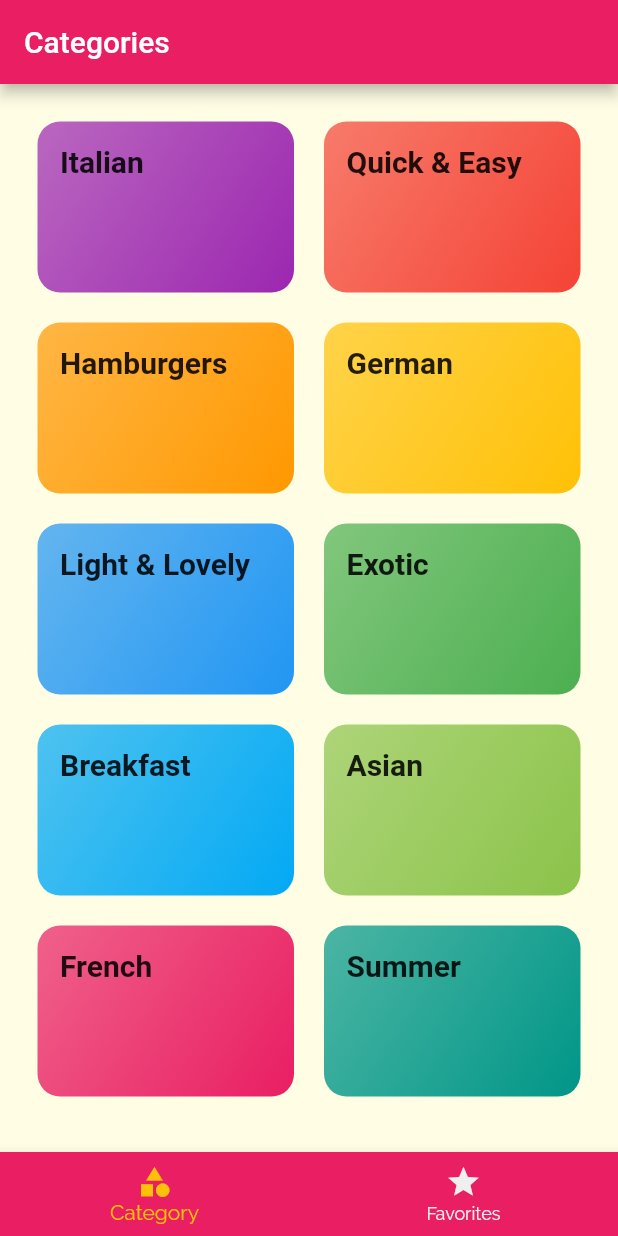
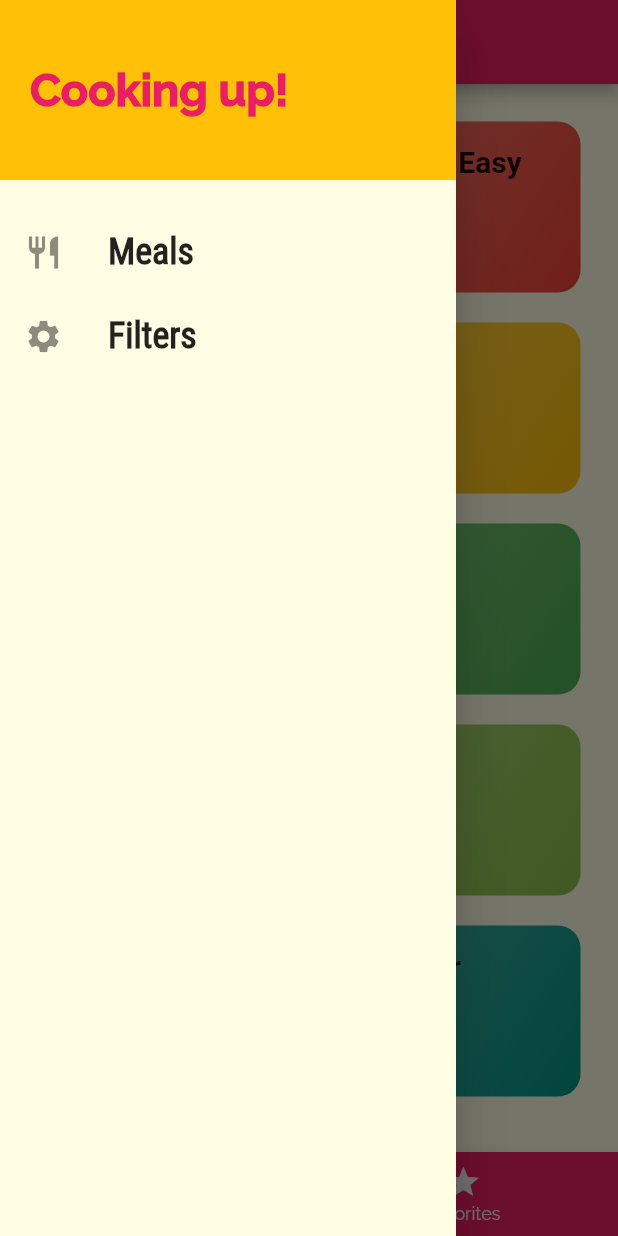
Before and after one commit to Ammar-JT/meals_app, a Flutter app: the screen it shows after launch, with the side drawer open (before the commit the screen has no drawer), on a phone screen of 412 x 824 dp. Run offline on Flutter 3.47's test engine with Material 2 defaults, Android fonts, the phone set to English and light mode, and no system bars; Roboto replaces fonts that are missing (RobotCondensed).

Commit message:
Lesson 8: Drawer + replacing pages (instead of pushing to the stack of pages)

```diff
--- a/lib/main.dart
+++ b/lib/main.dart
@@ -1,29 +1,20 @@
-// Lesson 7: TabBar to Appbar + Bottom TabBar
+// Lesson 8: Drawer + replacing pages (instead of pushing to the stack of pages)
 
-// Adding TabBar to Appbar:
-//    - use DefaultTabController(Scaffold(AppBar(Tabar[tab1, tab2]))) <<<not the exact syntax but the exact order
-//    - DefaultTabController + AppBar & tabs + TabBarView = are connect by default behind the scene
-//    .. so when you click on a tab the tabBarView will respond, all that happend under the DefaultTabController
-//    - Add your screens in TabBarView
-//    - now make the default screen route here: TabsScreen instead of CategoriesScreen
-//    - Now you can delete the Scaffold in CategoriesScreen, cuz the real boss screen here is the TabsScreen ;)
+//Drawer:
+//    - you can make a drawer very simply, under any Scaffold put Drawer: Scaffold(drawer:...)
+//    - we made a widget for the drawer, so it will be reusable in any screen
+//    - the drawer in this lesson is used in tabs_screen
+//    - no need to explain the logic, it's very simple, go and see it in main_drawer
 
-// Bottom TabBar:
-//    - in tabs_screen stateful widget
-//    - in tabs_screen remove DefaultTabController() and use a scaffold directally
-//    - use Scaffold(,,BottomNavigationBar(items[BottomNavigationBarItem1,DefaultTabController2]))
-//
-//    - unlike the top AppBar, nothing automatic here, there is no DefaultTabController()!!!
-//    - the tapbar must have onTab, and the logic is manual!
-//    - you have to make a function to switch between screens, and you must you setState() on it!
-//    - you should use list of map to pass data to the BottomNavigationBar (screens widget + titles)
-//
-//    - all the logic will be found on tabs_screen.dart
+// replacing pages (instead of pushing to the stack of pages):
+//      - simply replace any pushNamed() with pushReplacementNamed()
+
 import 'package:flutter/material.dart';
 import './screens/tabs_screen.dart';
 import './screens/categories_screen.dart';
 import './screens/category_meals_screen.dart';
 import './screens/meal_detail_screen.dart';
+import './screens/filters_screen.dart';
 
 void main() {
   runApp(MyApp());
@@ -55,6 +46,7 @@ class MyApp extends StatelessWidget {
         CategoryMealsScreen.routeName: (ctx) =>
             CategoryMealsScreen(), // << a non-hardcoded way
         MealDetailScreen.routeName: (ctx) => MealDetailScreen(),
+        FiltersScreen.routeName: (ctx) => FiltersScreen(),
       },
       //this will work for any named (pushNamed) navigation that is not registered in routes up here ^
       //.. this is typically does some logic depends on the setting or arguments
--- /dev/null
+++ b/lib/screens/filters_screen.dart
@@ -0,0 +1,18 @@
+import 'package:flutter/Material.dart';
+import '../widgets/main_drawer.dart';
+
+class FiltersScreen extends StatelessWidget {
+  static const routeName = '/filters';
+  @override
+  Widget build(BuildContext context) {
+    return Scaffold(
+      appBar: AppBar(
+        title: Text('Your Filters'),
+      ),
+      drawer: MainDrawer(),
+      body: Center(
+        child: Text('Filters!'),
+      ),
+    );
+  }
+}
--- a/lib/screens/tabs_screen.dart
+++ b/lib/screens/tabs_screen.dart
@@ -1,4 +1,5 @@
 import 'package:flutter/material.dart';
+import '../widgets/main_drawer.dart';
 import './categories_screen.dart';
 import './favorites_screen.dart';
 
@@ -25,19 +26,8 @@ class _TabsScreenState extends State<TabsScreen> {
     return Scaffold(
       appBar: AppBar(
         title: Text(_pages[_selectedPageIndex]['title']),
-        // bottom: TabBar(
-        //   tabs: <Widget>[
-        //     Tab(
-        //       icon: Icon(Icons.category),
-        //       text: 'Categories',
-        //     ),
-        //     Tab(
-        //       icon: Icon(Icons.star),
-        //       text: 'Favorites',
-        //     ),
-        //   ],
-        // ),
       ),
+      drawer: MainDrawer(),
       body: _pages[_selectedPageIndex]['page'],
       bottomNavigationBar: BottomNavigationBar(
         onTap: _selectPage,
--- /dev/null
+++ b/lib/widgets/main_drawer.dart
@@ -0,0 +1,63 @@
+import 'package:flutter/material.dart';
+import '../screens/filters_screen.dart';
+
+class MainDrawer extends StatelessWidget {
+  Widget buildListTile(String title, IconData icon, Function tapHandler) {
+    return ListTile(
+      leading: Icon(
+        icon,
+        size: 26,
+      ),
+      title: Text(
+        title,
+        style: TextStyle(
+          fontFamily: 'RobotoCondensed',
+          fontSize: 24,
+          fontWeight: FontWeight.bold,
+        ),
+      ),
+      onTap: tapHandler,
+    );
+  }
+
+  @override
+  Widget build(BuildContext context) {
+    return Drawer(
+      child: Column(
+        children: [
+          Container(
+            height: 120,
+            width: double.infinity,
+            padding: EdgeInsets.all(20),
+            alignment: Alignment.centerLeft,
+            color: Theme.of(context).accentColor,
+            child: Text(
+              'Cooking up!',
+              style: TextStyle(
+                fontWeight: FontWeight.w900,
+                fontSize: 30,
+                color: Theme.of(context).primaryColor,
+              ),
+            ),
+          ),
+          SizedBox(height: 20),
+          buildListTile(
+            'Meals',
+            Icons.restaurant,
+            () {
+              Navigator.of(context).pushReplacementNamed('/');
+            },
+          ),
+          buildListTile(
+            'Filters',
+            Icons.settings,
+            () {
+              Navigator.of(context)
+                  .pushReplacementNamed(FiltersScreen.routeName);
+            },
+          ),
+        ],
+      ),
+    );
+  }
+}
```
